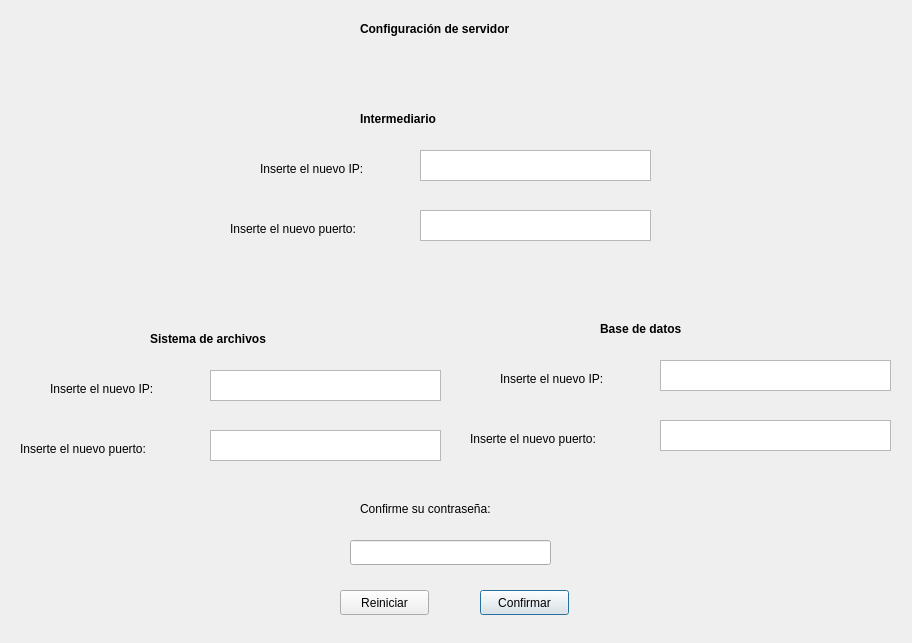
The window that Interfaz/sys_config.ui (Los-Pollitos/PI-Redes-Sistemas-Operativos) describes before a commit, drawn with Qt 5.
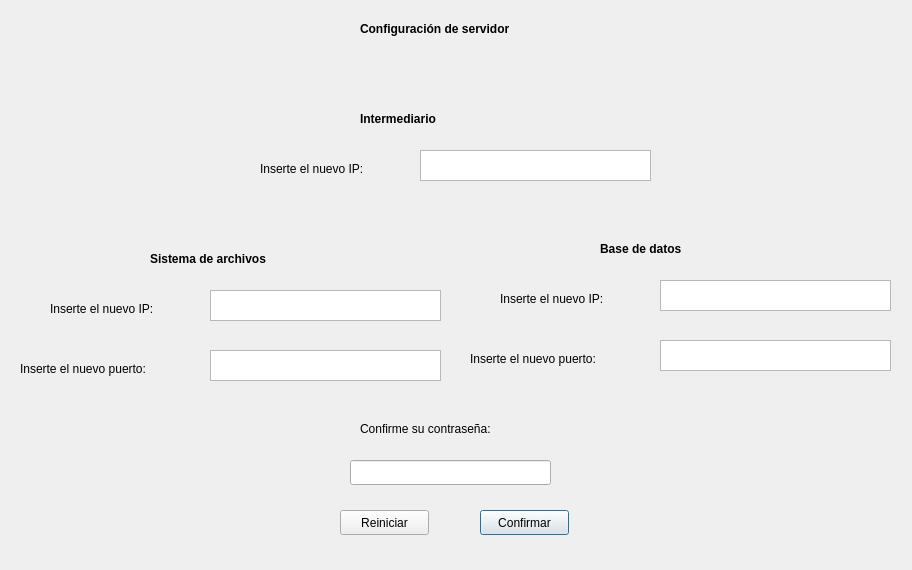
The same window after the commit.

Commit message: arreglo en handle requests

Patch:
```diff
--- a/Interfaz/sys_config.ui
+++ b/Interfaz/sys_config.ui
@@ -7,7 +7,7 @@
     <x>0</x>
     <y>0</y>
     <width>912</width>
-    <height>643</height>
+    <height>570</height>
    </rect>
   </property>
   <property name="windowTitle">
@@ -17,7 +17,7 @@
    <property name="geometry">
     <rect>
      <x>360</x>
-     <y>500</y>
+     <y>420</y>
      <width>221</width>
      <height>17</height>
     </rect>
@@ -48,7 +48,7 @@
    <property name="geometry">
     <rect>
      <x>480</x>
-     <y>590</y>
+     <y>510</y>
      <width>89</width>
      <height>25</height>
     </rect>
@@ -98,34 +98,11 @@
     </rect>
    </property>
   </widget>
-  <widget class="QPlainTextEdit" name="inter_port">
-   <property name="geometry">
-    <rect>
-     <x>420</x>
-     <y>210</y>
-     <width>231</width>
-     <height>31</height>
-    </rect>
-   </property>
-  </widget>
-  <widget class="QLabel" name="label_8">
-   <property name="geometry">
-    <rect>
-     <x>230</x>
-     <y>220</y>
-     <width>171</width>
-     <height>17</height>
-    </rect>
-   </property>
-   <property name="text">
-    <string>Inserte el nuevo puerto:</string>
-   </property>
-  </widget>
   <widget class="QLabel" name="label_9">
    <property name="geometry">
     <rect>
      <x>50</x>
-     <y>380</y>
+     <y>300</y>
      <width>221</width>
      <height>17</height>
     </rect>
@@ -138,7 +115,7 @@
    <property name="geometry">
     <rect>
      <x>150</x>
-     <y>330</y>
+     <y>250</y>
      <width>151</width>
      <height>17</height>
     </rect>
@@ -156,7 +133,7 @@
    <property name="geometry">
     <rect>
      <x>210</x>
-     <y>370</y>
+     <y>290</y>
      <width>231</width>
      <height>31</height>
     </rect>
@@ -166,7 +143,7 @@
    <property name="geometry">
     <rect>
      <x>210</x>
-     <y>430</y>
+     <y>350</y>
      <width>231</width>
      <height>31</height>
     </rect>
@@ -176,7 +153,7 @@
    <property name="geometry">
     <rect>
      <x>20</x>
-     <y>440</y>
+     <y>360</y>
      <width>171</width>
      <height>17</height>
     </rect>
@@ -189,7 +166,7 @@
    <property name="geometry">
     <rect>
      <x>500</x>
-     <y>370</y>
+     <y>290</y>
      <width>221</width>
      <height>17</height>
     </rect>
@@ -202,7 +179,7 @@
    <property name="geometry">
     <rect>
      <x>600</x>
-     <y>320</y>
+     <y>240</y>
      <width>101</width>
      <height>17</height>
     </rect>
@@ -220,7 +197,7 @@
    <property name="geometry">
     <rect>
      <x>660</x>
-     <y>360</y>
+     <y>280</y>
      <width>231</width>
      <height>31</height>
     </rect>
@@ -230,7 +207,7 @@
    <property name="geometry">
     <rect>
      <x>660</x>
-     <y>420</y>
+     <y>340</y>
      <width>231</width>
      <height>31</height>
     </rect>
@@ -240,7 +217,7 @@
    <property name="geometry">
     <rect>
      <x>470</x>
-     <y>430</y>
+     <y>350</y>
      <width>171</width>
      <height>17</height>
     </rect>
@@ -253,7 +230,7 @@
    <property name="geometry">
     <rect>
      <x>340</x>
-     <y>590</y>
+     <y>510</y>
      <width>89</width>
      <height>25</height>
     </rect>
@@ -266,7 +243,7 @@
    <property name="geometry">
     <rect>
      <x>350</x>
-     <y>540</y>
+     <y>460</y>
      <width>201</width>
      <height>25</height>
     </rect>
```
Left out of the diff: 1 changed line with no effect on the pictures. The commit also changes 2 other files.
